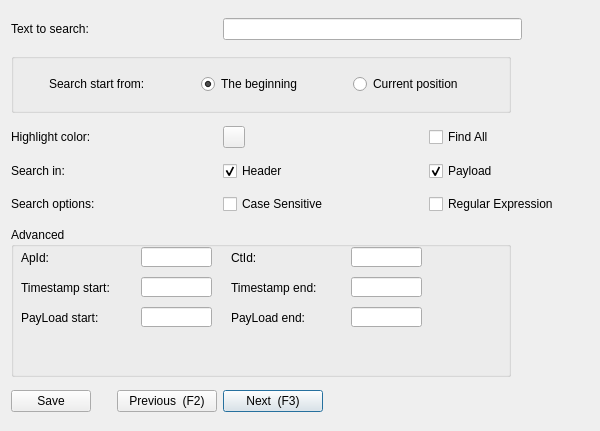
Qt form src/searchdialog.ui (COVESA/dlt-viewer) before a commit.
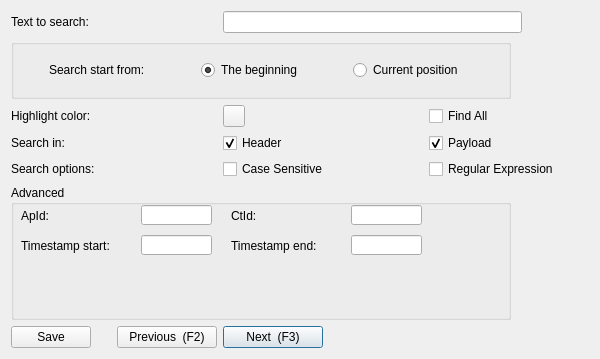
The same form after that commit. Icons and pictures are not drawn.

Commit message:
remove functionality of payload search range
It was broken for long time and most probably
unused

https://github.com/COVESA/dlt-viewer/issues/502

Diff of the .ui file:
```diff
--- a/src/searchdialog.ui
+++ b/src/searchdialog.ui
@@ -7,7 +7,7 @@
     <x>0</x>
     <y>0</y>
     <width>600</width>
-    <height>431</height>
+    <height>359</height>
    </rect>
   </property>
   <property name="minimumSize">
@@ -160,67 +160,6 @@
        <string>Timestamp end:</string>
       </property>
      </widget>
-     <widget class="QLabel" name="label_10">
-      <property name="geometry">
-       <rect>
-        <x>10</x>
-        <y>80</y>
-        <width>111</width>
-        <height>21</height>
-       </rect>
-      </property>
-      <property name="toolTip">
-       <string>&lt;html&gt;&lt;head/&gt;&lt;body&gt;&lt;p&gt;Set here a payload range to be found. The range is defined by a starting pattern and an end pattern. Every message between these patterns is regarded as a search hit.&lt;/p&gt;&lt;/body&gt;&lt;/html&gt;</string>
-      </property>
-      <property name="text">
-       <string>PayLoad start:</string>
-      </property>
-     </widget>
-     <widget class="QLabel" name="label_11">
-      <property name="geometry">
-       <rect>
-        <x>220</x>
-        <y>80</y>
-        <width>111</width>
-        <height>21</height>
-       </rect>
-      </property>
-      <property name="text">
-       <string>PayLoad end:</string>
-      </property>
-     </widget>
-     <widget class="QLineEdit" name="payloadStartlineEdit">
-      <property name="geometry">
-       <rect>
-        <x>130</x>
-        <y>80</y>
-        <width>71</width>
-        <height>20</height>
-       </rect>
-      </property>
-      <property name="toolTip">
-       <string>&lt;html&gt;&lt;head/&gt;&lt;body&gt;&lt;p&gt;Pattern which is considererd as starting mark.&lt;/p&gt;&lt;/body&gt;&lt;/html&gt;</string>
-      </property>
-      <property name="whatsThis">
-       <string>&lt;html&gt;&lt;head/&gt;&lt;body&gt;&lt;p&gt;Enter the TimeStamp start after which the text would be searched&lt;/p&gt;&lt;/body&gt;&lt;/html&gt;</string>
-      </property>
-     </widget>
-     <widget class="QLineEdit" name="payloadEndlineEdit">
-      <property name="geometry">
-       <rect>
-        <x>340</x>
-        <y>80</y>
-        <width>71</width>
-        <height>20</height>
-       </rect>
-      </property>
-      <property name="toolTip">
-       <string>&lt;html&gt;&lt;head/&gt;&lt;body&gt;&lt;p&gt;Pattern which is considererd as stop mark.&lt;/p&gt;&lt;/body&gt;&lt;/html&gt;</string>
-      </property>
-      <property name="whatsThis">
-       <string>&lt;html&gt;&lt;head/&gt;&lt;body&gt;&lt;p&gt;Enter the TimeStamp end before which this text would be searched&lt;/p&gt;&lt;/body&gt;&lt;/html&gt;</string>
-      </property>
-     </widget>
     </widget>
    </item>
    <item row="10" column="3">
```
Left out of the diff: 4 changed lines with no effect on the pictures. The commit also changes 2 other files.
